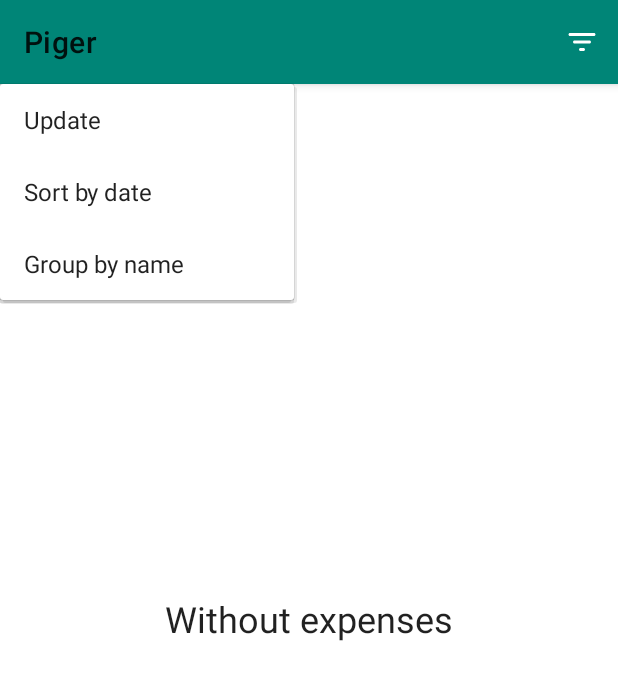
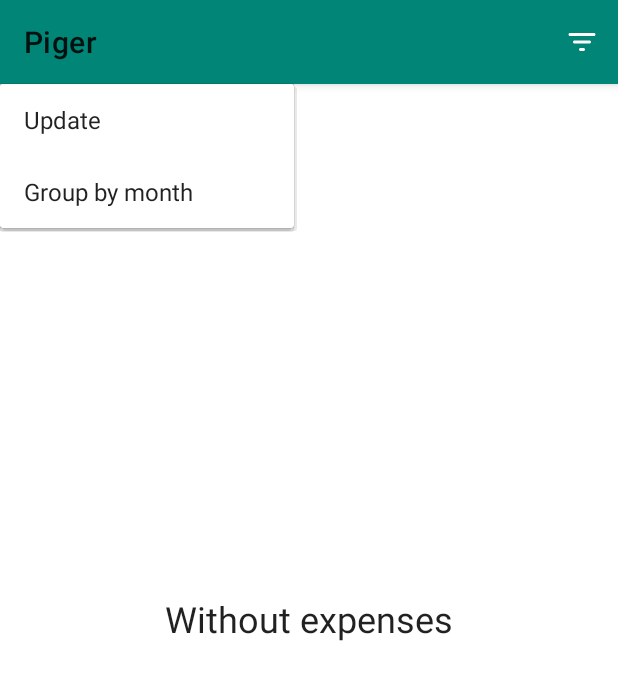
Before and after one commit to santiagoxmedina/AndroidMessageExpenses, an Android app: the screen it shows after launch (MainActivity), after a tap on "filter", on a phone screen of 412 x 824 dp. Shown: the top 680 px of the screen. Run offline under Robolectric (Android 15) with nearby library versions, the phone set to English and light mode, and no system bars; our stand-ins replace Dagger/Hilt's generated code, data binding; libraries missing offline, so code that uses them is left out: jp.wasabeef.recyclerview; 1 statement that could not run was skipped.

Commit message:
adding month expenses

```diff
--- a/app/src/main/java/com/sanmed/android/messageexpenses/model/data_source/ExpensesDataSource.kt
+++ b/app/src/main/java/com/sanmed/android/messageexpenses/model/data_source/ExpensesDataSource.kt
@@ -6,29 +6,33 @@ import android.net.Uri
 import androidx.lifecycle.LiveData
 import androidx.lifecycle.MutableLiveData
 import com.sanmed.android.messageexpenses.model.helpers.SummaryItemHelper
+import com.sanmed.android.messageexpenses.view.summary.ISummaryItemView
 import com.sanmed.android.messageexpenses.view.summary.SummaryItemView
 import dagger.hilt.android.qualifiers.ApplicationContext
 import javax.inject.Inject
 
-class ExpensesDataSource @Inject constructor(@ApplicationContext private val context: Context) : IExpensesDataSource {
-    val expenses = MutableLiveData<List<SummaryItemView>>()
-    val _expenses: LiveData<List<SummaryItemView>> get() = expenses
-    override fun getSummaryExpenses(): LiveData<List<SummaryItemView>> {
+class ExpensesDataSource @Inject constructor(@ApplicationContext private val context: Context) :
+    IExpensesDataSource {
+    val expenses = MutableLiveData<List<ISummaryItemView>>()
+    val _expenses: LiveData<List<ISummaryItemView>> get() = expenses
+    override fun getSummaryExpenses(): LiveData<List<ISummaryItemView>> {
         return _expenses
     }
 
     override fun updateSummaryExpenses() {
         val cursor: Cursor? =
             context.contentResolver.query(Uri.parse("content://sms/inbox"), null, null, null, null)
-        val result = mutableListOf<SummaryItemView>()
+        val result = mutableListOf<ISummaryItemView>()
         cursor?.apply {
             if (moveToFirst()) {
                 do {
                     var msgData = ""
                     for (idx in 0 until columnCount) {
-                        var summaryItemView:SummaryItemView? = SummaryItemHelper.parseFromSMS(getString(
-                            idx
-                        ))
+                        var summaryItemView: SummaryItemView? = SummaryItemHelper.parseFromSMS(
+                            getString(
+                                idx
+                            )
+                        )
                         summaryItemView?.let {
                             result.add(it)
                         }
@@ -39,4 +43,8 @@ class ExpensesDataSource @Inject constructor(@ApplicationContext private val con
         }?.close()
         expenses.postValue(result)
     }
+
+    override fun onGroupByMonth() {
+        TODO("Not yet implemented")
+    }
 }
--- a/app/src/main/java/com/sanmed/android/messageexpenses/model/data_source/IExpensesDataSource.kt
+++ b/app/src/main/java/com/sanmed/android/messageexpenses/model/data_source/IExpensesDataSource.kt
@@ -1,9 +1,10 @@
 package com.sanmed.android.messageexpenses.model.data_source
 
 import androidx.lifecycle.LiveData
-import com.sanmed.android.messageexpenses.view.summary.SummaryItemView
+import com.sanmed.android.messageexpenses.view.summary.ISummaryItemView
 
 interface IExpensesDataSource {
-    fun getSummaryExpenses(): LiveData<List<SummaryItemView>>
+    fun getSummaryExpenses(): LiveData<List<ISummaryItemView>>
     fun updateSummaryExpenses()
+    fun onGroupByMonth()
 }
--- a/app/src/main/java/com/sanmed/android/messageexpenses/model/repository/ExpensesRepository.kt
+++ b/app/src/main/java/com/sanmed/android/messageexpenses/model/repository/ExpensesRepository.kt
@@ -2,15 +2,21 @@ package com.sanmed.android.messageexpenses.model.repository
 
 import androidx.lifecycle.LiveData
 import com.sanmed.android.messageexpenses.model.data_source.IExpensesDataSource
+import com.sanmed.android.messageexpenses.view.summary.ISummaryItemView
 import com.sanmed.android.messageexpenses.view.summary.SummaryItemView
 import javax.inject.Inject
 
-class ExpensesRepository @Inject constructor(private val expensesDatasource: IExpensesDataSource):IExpensesRepository {
-    override fun getSummaryExpenses(): LiveData<List<SummaryItemView>> {
+class ExpensesRepository @Inject constructor(private val expensesDatasource: IExpensesDataSource) :
+    IExpensesRepository {
+    override fun getSummaryExpenses(): LiveData<List<ISummaryItemView>> {
         return expensesDatasource.getSummaryExpenses()
     }
 
     override fun updateSummaryExpenses() {
         expensesDatasource.updateSummaryExpenses()
     }
+
+    override fun onGroupByMonth() {
+        expensesDatasource.onGroupByMonth()
+    }
 }
--- a/app/src/main/java/com/sanmed/android/messageexpenses/model/repository/IExpensesRepository.kt
+++ b/app/src/main/java/com/sanmed/android/messageexpenses/model/repository/IExpensesRepository.kt
@@ -1,9 +1,11 @@
 package com.sanmed.android.messageexpenses.model.repository
 
 import androidx.lifecycle.LiveData
+import com.sanmed.android.messageexpenses.view.summary.ISummaryItemView
 import com.sanmed.android.messageexpenses.view.summary.SummaryItemView
 
 interface IExpensesRepository {
-    fun getSummaryExpenses(): LiveData<List<SummaryItemView>>
+    fun getSummaryExpenses(): LiveData<List<ISummaryItemView>>
     fun updateSummaryExpenses()
+    fun onGroupByMonth()
 }
--- a/app/src/main/java/com/sanmed/android/messageexpenses/view/MainActivity.kt
+++ b/app/src/main/java/com/sanmed/android/messageexpenses/view/MainActivity.kt
@@ -44,8 +44,8 @@ class MainActivity : AppCompatActivity() {
             viewModel.onUpdate()
             true
         }
-        R.id.action_group_by_name -> {
-
+        R.id.action_group_by_month -> {
+            viewModel.onGroupByMonth()
             true
         }
         else -> {
--- a/app/src/main/java/com/sanmed/android/messageexpenses/view/adapters/BindingAdapter.kt
+++ b/app/src/main/java/com/sanmed/android/messageexpenses/view/adapters/BindingAdapter.kt
@@ -5,13 +5,14 @@ import androidx.recyclerview.widget.RecyclerView
 import com.sanmed.android.messageexpenses.view.summary.SummaryItemView
 import androidx.databinding.BindingAdapter
 import com.sanmed.android.messageexpenses.model.helpers.SummaryItemHelper
+import com.sanmed.android.messageexpenses.view.summary.ISummaryItemView
 import com.sanmed.android.messageexpenses.view.summary.SummaryItemAdapter
 
 object BindingAdapter {
 
     @BindingAdapter("setSummaryItemListData")
     @JvmStatic
-    fun setSummaryItemListData(view: RecyclerView, data: List<SummaryItemView>?) {
+    fun setSummaryItemListData(view: RecyclerView, data: List<ISummaryItemView>?) {
 
         if (view.adapter == null) {
             view.adapter = SummaryItemHelper.createAdapter()
@@ -29,7 +30,7 @@ object BindingAdapter {
 
     @BindingAdapter("setVisibilityList")
     @JvmStatic
-    fun setVisibilityList(view: View, data: List<SummaryItemView>?) {
+    fun setVisibilityList(view: View, data: List<ISummaryItemView>?) {
 
         if (data.isNullOrEmpty()) {
             view.visibility = View.GONE
@@ -40,7 +41,7 @@ object BindingAdapter {
 
     @BindingAdapter("setVisibilityListInvert")
     @JvmStatic
-    fun setVisibilityListInvert(view: View, data: List<SummaryItemView>?) {
+    fun setVisibilityListInvert(view: View, data: List<ISummaryItemView>?) {
         if (data.isNullOrEmpty()) {
             view.visibility = View.VISIBLE
         } else {
--- /dev/null
+++ b/app/src/main/java/com/sanmed/android/messageexpenses/view/month_expenses/MonthExpensesUI.kt
@@ -0,0 +1,6 @@
+package com.sanmed.android.messageexpenses.view.month_expenses
+
+import com.sanmed.android.messageexpenses.view.summary.SummaryItemView
+
+data class MonthExpensesUI(val month:String?="",val expenses:List<SummaryItemView>) {
+}
--- /dev/null
+++ b/app/src/main/java/com/sanmed/android/messageexpenses/view/summary/ISummaryItemView.kt
@@ -0,0 +1,7 @@
+package com.sanmed.android.messageexpenses.view.summary
+
+interface ISummaryItemView {
+    fun getType(): Int
+    fun areItemsTheSame(newItem: ISummaryItemView): Boolean
+    fun areContentsTheSame(newItem: ISummaryItemView): Boolean
+}
--- a/app/src/main/java/com/sanmed/android/messageexpenses/view/summary/ISummaryViewModel.kt
+++ b/app/src/main/java/com/sanmed/android/messageexpenses/view/summary/ISummaryViewModel.kt
@@ -5,6 +5,6 @@ import androidx.lifecycle.LiveData
 interface ISummaryViewModel {
     fun onNavigateToExpenses();
     fun onNavigateToExpensesCompleted()
-    fun getSummaryItemList(): LiveData<List<SummaryItemView>>
+    fun getSummaryItemList(): LiveData<List<ISummaryItemView>>
     fun onUpdate();
 }
--- a/app/src/main/java/com/sanmed/android/messageexpenses/view/summary/SummaryItemViewDiff.kt
+++ b/app/src/main/java/com/sanmed/android/messageexpenses/view/summary/SummaryItemViewDiff.kt
@@ -2,12 +2,12 @@ package com.sanmed.android.messageexpenses.view.summary
 
 import androidx.recyclerview.widget.DiffUtil
 
-class SummaryItemViewDiff: DiffUtil.ItemCallback<SummaryItemView>() {
-    override fun areItemsTheSame(oldItem: SummaryItemView, newItem: SummaryItemView): Boolean {
-        return oldItem.name == newItem.name
+class SummaryItemViewDiff: DiffUtil.ItemCallback<ISummaryItemView>() {
+    override fun areItemsTheSame(oldItem: ISummaryItemView, newItem: ISummaryItemView): Boolean {
+        return oldItem.areItemsTheSame(newItem)
     }
 
-    override fun areContentsTheSame(oldItem: SummaryItemView, newItem: SummaryItemView): Boolean {
-        return oldItem.amountString == newItem.amountString
+    override fun areContentsTheSame(oldItem: ISummaryItemView, newItem: ISummaryItemView): Boolean {
+        return oldItem.areContentsTheSame(newItem)
     }
 }
--- /dev/null
+++ b/app/src/main/java/com/sanmed/android/messageexpenses/view/summary/SummaryItemViewType.kt
@@ -0,0 +1,6 @@
+package com.sanmed.android.messageexpenses.view.summary
+
+ object SummaryItemViewType {
+     const val Header = 1
+     const val Expense = 0
+}
--- a/app/src/main/java/com/sanmed/android/messageexpenses/viewmodel/main/MainActivityViewModel.kt
+++ b/app/src/main/java/com/sanmed/android/messageexpenses/viewmodel/main/MainActivityViewModel.kt
@@ -13,4 +13,8 @@ class MainActivityViewModel @Inject constructor(private val expensesRepository:
     fun  onUpdate(){
         GlobalScope.launch {expensesRepository.updateSummaryExpenses()  }
     }
+
+    fun onGroupByMonth() {
+        GlobalScope.launch {expensesRepository.onGroupByMonth()}
+    }
 }
--- a/app/src/main/java/com/sanmed/android/messageexpenses/viewmodel/summary/SummaryViewModel.kt
+++ b/app/src/main/java/com/sanmed/android/messageexpenses/viewmodel/summary/SummaryViewModel.kt
@@ -5,6 +5,7 @@ import androidx.lifecycle.MutableLiveData
 import androidx.lifecycle.ViewModel
 import com.sanmed.android.messageexpenses.model.repository.ICategoryExpensesRepository
 import com.sanmed.android.messageexpenses.model.repository.IExpensesRepository
+import com.sanmed.android.messageexpenses.view.summary.ISummaryItemView
 import com.sanmed.android.messageexpenses.view.summary.ISummaryViewModel
 import com.sanmed.android.messageexpenses.view.summary.SummaryItemView
 import dagger.hilt.android.lifecycle.HiltViewModel
@@ -13,15 +14,16 @@ import kotlinx.coroutines.launch
 import javax.inject.Inject
 
 @HiltViewModel
-class SummaryViewModel @Inject constructor(private val _expensesRepository:IExpensesRepository): ViewModel(), ISummaryViewModel {
+class SummaryViewModel @Inject constructor(private val _expensesRepository: IExpensesRepository) :
+    ViewModel(), ISummaryViewModel {
 
     private val _navigateToExpenses = MutableLiveData<Boolean>()
-    val navigateToExpenses : LiveData<Boolean> get() = _navigateToExpenses
-    val items : LiveData<List<SummaryItemView>> get() = _expensesRepository.getSummaryExpenses()
+    val navigateToExpenses: LiveData<Boolean> get() = _navigateToExpenses
+    val items: LiveData<List<ISummaryItemView>> get() = _expensesRepository.getSummaryExpenses()
     var smsPermission = false
     val smsPermissionName = "android.permission.READ_SMS"
     private val _checkingPermission = MutableLiveData<String>()
-    val checkingPermission : LiveData<String> get() = _checkingPermission
+    val checkingPermission: LiveData<String> get() = _checkingPermission
     override fun onNavigateToExpenses() {
         _navigateToExpenses.value = true
     }
@@ -30,16 +32,16 @@ class SummaryViewModel @Inject constructor(private val _expensesRepository:IExpe
         _navigateToExpenses.value = false
     }
 
-    override fun getSummaryItemList(): LiveData<List<SummaryItemView>> {
+    override fun getSummaryItemList(): LiveData<List<ISummaryItemView>> {
         return items
     }
 
     override fun onUpdate() {
-        if(smsPermission){
+        if (smsPermission) {
             GlobalScope.launch {
                 _expensesRepository.updateSummaryExpenses()
             }
-        }else{
+        } else {
             checkPermission(smsPermissionName)
         }
     }
@@ -48,8 +50,8 @@ class SummaryViewModel @Inject constructor(private val _expensesRepository:IExpe
         _checkingPermission.value = permission
     }
 
-     fun onPermissionGranted(permission: String){
-        if(smsPermissionName == permission){
+    fun onPermissionGranted(permission: String) {
+        if (smsPermissionName == permission) {
             smsPermission = true
             onUpdate()
         }
--- a/app/src/main/res/menu/filter_menu.xml
+++ b/app/src/main/res/menu/filter_menu.xml
@@ -6,12 +6,9 @@
         android:title="@string/update"
         app:showAsAction="never"/>
     <item
-        android:id="@+id/action_sort_by_date"
-        android:title="@string/sort_by_date"
+        android:id="@+id/action_group_by_month"
+        android:title="@string/group_by_month"
         app:showAsAction="never"/>
 
-    <item
-        android:id="@+id/action_group_by_name"
-        android:title="@string/group_by_name"
-        app:showAsAction="never"/>
+
 </menu>
--- a/app/src/main/res/values/strings.xml
+++ b/app/src/main/res/values/strings.xml
@@ -18,5 +18,6 @@
     <string name="permission_needed">Need permissions</string>
     <string name="filter">filter</string>
     <string name="sort_by_date">Sort by date</string>
+    <string name="group_by_month">Group by month</string>
     <string name="group_by_name">Group by name</string>
 </resources>
```
Also changed, not shown: app/src/main/java/com/sanmed/android/messageexpenses/view/summary/ISummaryItemViewHolder.kt (added, +8 -0 lines), app/src/main/java/com/sanmed/android/messageexpenses/view/summary/ISummaryItemViewHolderBuilder.kt (added, +28 -0 lines), app/src/main/java/com/sanmed/android/messageexpenses/view/summary/SummaryItemAdapter.kt (+7 -6 lines), app/src/main/java/com/sanmed/android/messageexpenses/view/summary/SummaryItemView.kt (+19 -1 lines), app/src/main/java/com/sanmed/android/messageexpenses/view/summary/SummaryItemViewViewHolder.kt (+11 -6 lines), 1 other file.
